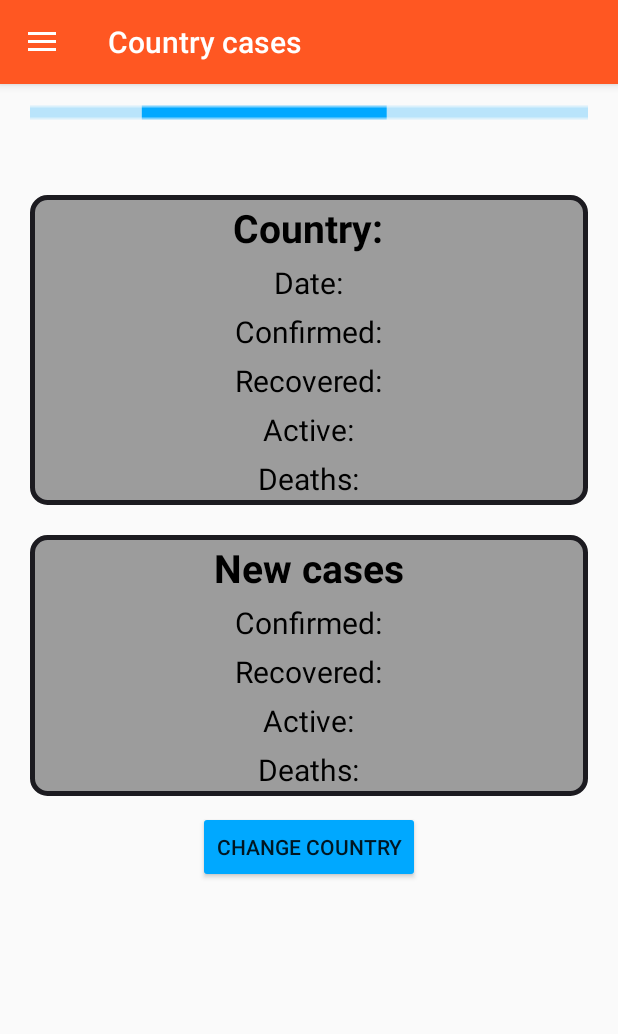
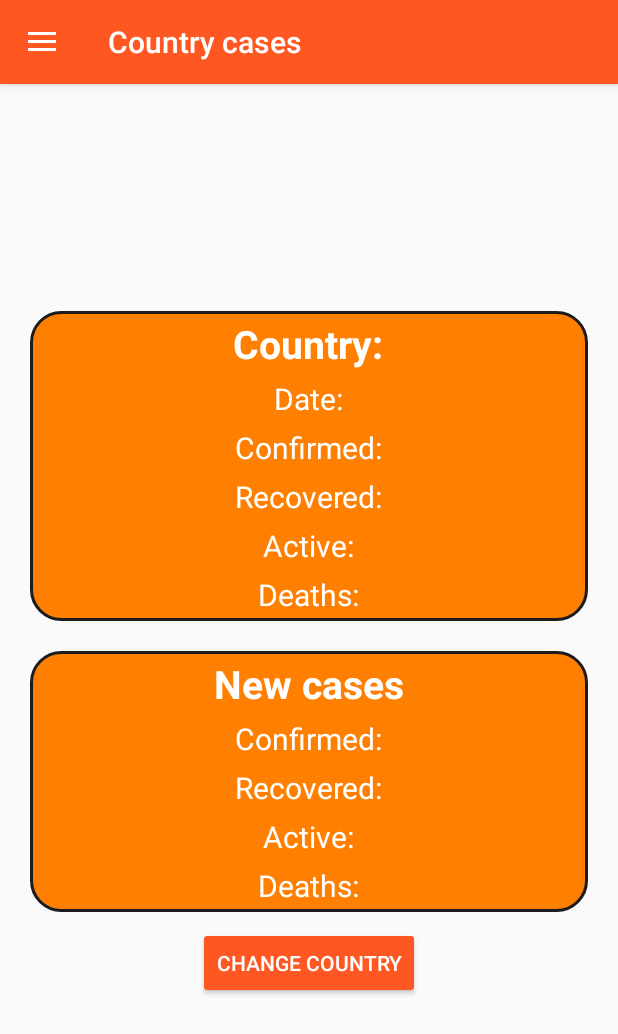
Before and after one commit to SebastianRV26/Info-COVID-App, an Android app: the CasesFragment screen opened directly, with no data from a screen before it, on a phone screen of 412 x 824 dp. Shown: the top 1034 px of the screen. Run offline under Robolectric (Android 15) with nearby library versions, the phone set to English and light mode, and no system bars; our stand-ins replace Picasso; pictures from the network do not load; 1 statement that could not run was skipped.

Commit message:
Last details

```diff
--- a/app/src/main/res/drawable/rounded_corners.xml
+++ b/app/src/main/res/drawable/rounded_corners.xml
@@ -5,12 +5,12 @@
 
     <!-- Color de fondo de la vista -->
     <solid
-        android:color="@color/colorGray" >
+        android:color="@color/colorOrange" >
     </solid>
 
     <!-- Color y ancho del borde del elemento -->
     <stroke
-        android:width="3dp"
+        android:width="2dp"
         android:color="#1c1b20" >
     </stroke>
 
@@ -24,7 +24,6 @@
 
     <!-- Aquí indicamos el radio a aplicar a las esquinas -->
     <corners
-        android:radius="10dp"   >
-    </corners>
+        android:radius="20dp" />
 
 </shape>
--- a/app/src/main/res/layout/fragment_about.xml
+++ b/app/src/main/res/layout/fragment_about.xml
@@ -14,6 +14,7 @@
         android:layout_width="match_parent"
         android:layout_height="wrap_content"
         android:layout_alignParentTop="true"
+        android:layout_marginTop="20dp"
         android:background="@drawable/rounded_corners"
         android:gravity="center_horizontal"
         android:orientation="vertical">
@@ -22,7 +23,7 @@
             android:layout_width="wrap_content"
             android:layout_height="wrap_content"
             android:text="@string/developer_name"
-            android:textColor="@color/colorBlack"
+            android:textColor="@color/colorWhite"
             android:textSize="26sp"
             android:textStyle="bold|italic" />
 
@@ -37,7 +38,7 @@
             android:layout_marginTop="5dp"
             android:gravity="center"
             android:text="@string/dev_info"
-            android:textColor="@color/colorBlack"
+            android:textColor="@color/colorWhite"
             android:textSize="18sp"
             android:textStyle="italic" />
 
@@ -46,7 +47,7 @@
             android:layout_height="wrap_content"
             android:gravity="center"
             android:text="@string/dev_job"
-            android:textColor="@color/colorBlack"
+            android:textColor="@color/colorWhite"
             android:textSize="18sp"
             android:textStyle="italic" />
 
@@ -55,7 +56,7 @@
             android:layout_height="wrap_content"
             android:gravity="center"
             android:text="@string/dev_community"
-            android:textColor="@color/colorBlack"
+            android:textColor="@color/colorWhite"
             android:textSize="18sp"
             android:textStyle="italic" />
 
@@ -77,7 +78,7 @@
             android:layout_height="0dp"
             android:layout_weight="1"
             android:text="@string/education"
-            android:textColor="@color/colorBlack"
+            android:textColor="@color/colorWhite"
             android:textSize="24sp"
             android:textStyle="bold" />
 
@@ -114,7 +115,7 @@
             android:layout_width="wrap_content"
             android:layout_height="wrap_content"
             android:text="@string/contact"
-            android:textColor="@color/colorBlack"
+            android:textColor="@color/colorWhite"
             android:textSize="24sp"
             android:textStyle="bold" />
 
--- a/app/src/main/res/layout/fragment_cases.xml
+++ b/app/src/main/res/layout/fragment_cases.xml
@@ -3,7 +3,8 @@
     xmlns:tools="http://schemas.android.com/tools"
     android:layout_width="match_parent"
     android:layout_height="match_parent"
-    android:gravity="center_horizontal"
+    android:layout_marginTop="50dp"
+    android:gravity="center_horizontal|center_vertical"
     android:orientation="vertical"
     android:padding="20dp"
     tools:context=".views.CasesFragment">
@@ -13,7 +14,6 @@
         style="@style/Widget.AppCompat.ProgressBar.Horizontal"
         android:layout_width="match_parent"
         android:layout_height="10dp"
-        android:layout_marginTop="50dp"
         android:indeterminate="true"
         android:indeterminateBehavior="repeat"
         android:indeterminateTint="@color/colorAccent"
@@ -24,7 +24,6 @@
     <LinearLayout
         android:layout_width="match_parent"
         android:layout_height="wrap_content"
-        android:layout_marginTop="50dp"
         android:background="@drawable/rounded_corners"
         android:gravity="center_horizontal"
         android:orientation="vertical">
@@ -34,7 +33,7 @@
             android:layout_width="wrap_content"
             android:layout_height="wrap_content"
             android:text="@string/country"
-            android:textColor="@color/colorBlack"
+            android:textColor="@color/colorWhite"
             android:textSize="26sp"
             android:textStyle="bold" />
 
@@ -44,7 +43,7 @@
             android:layout_height="wrap_content"
             android:layout_marginTop="5dp"
             android:text="@string/date"
-            android:textColor="@color/colorBlack"
+            android:textColor="@color/colorWhite"
             android:textSize="20sp" />
 
         <TextView
@@ -54,7 +53,7 @@
             android:layout_marginTop="5dp"
             android:layout_marginBottom="5dp"
             android:text="@string/confirmed"
-            android:textColor="@color/colorBlack"
+            android:textColor="@color/colorWhite"
             android:textSize="20sp" />
 
         <TextView
@@ -62,7 +61,7 @@
             android:layout_width="wrap_content"
             android:layout_height="wrap_content"
             android:text="@string/recovered"
-            android:textColor="@color/colorBlack"
+            android:textColor="@color/colorWhite"
             android:textSize="20sp" />
 
         <TextView
@@ -72,7 +71,7 @@
             android:layout_marginTop="5dp"
             android:layout_marginBottom="5dp"
             android:text="@string/active"
-            android:textColor="@color/colorBlack"
+            android:textColor="@color/colorWhite"
             android:textSize="20sp" />
 
         <TextView
@@ -80,7 +79,7 @@
             android:layout_width="wrap_content"
             android:layout_height="wrap_content"
             android:text="@string/deaths"
-            android:textColor="@color/colorBlack"
+            android:textColor="@color/colorWhite"
             android:textSize="20sp" />
     </LinearLayout>
 
@@ -90,15 +89,16 @@
     <LinearLayout
         android:layout_width="match_parent"
         android:layout_height="wrap_content"
+        android:layout_marginTop="20dp"
         android:background="@drawable/rounded_corners"
         android:gravity="center_horizontal"
-        android:layout_marginTop="20dp"
         android:orientation="vertical">
+
         <TextView
             android:layout_width="wrap_content"
             android:layout_height="wrap_content"
             android:text="@string/new_cases"
-        android:textColor="@color/colorBlack"
+            android:textColor="@color/colorWhite"
             android:textSize="26sp"
             android:textStyle="bold" />
 
@@ -109,7 +109,7 @@
             android:layout_marginTop="5dp"
             android:layout_marginBottom="5dp"
             android:text="@string/confirmed"
-        android:textColor="@color/colorBlack"
+            android:textColor="@color/colorWhite"
             android:textSize="20sp" />
 
         <TextView
@@ -117,7 +117,7 @@
             android:layout_width="wrap_content"
             android:layout_height="wrap_content"
             android:text="@string/recovered"
-        android:textColor="@color/colorBlack"
+            android:textColor="@color/colorWhite"
             android:textSize="20sp" />
 
         <TextView
@@ -127,7 +127,7 @@
             android:layout_marginTop="5dp"
             android:layout_marginBottom="5dp"
             android:text="@string/active"
-        android:textColor="@color/colorBlack"
+            android:textColor="@color/colorWhite"
             android:textSize="20sp" />
 
         <TextView
@@ -135,7 +135,7 @@
             android:layout_width="wrap_content"
             android:layout_height="wrap_content"
             android:text="@string/deaths"
-        android:textColor="@color/colorBlack"
+            android:textColor="@color/colorWhite"
             android:textSize="20sp" />
 
     </LinearLayout>
@@ -146,5 +146,6 @@
         android:layout_height="wrap_content"
         android:layout_gravity="center_horizontal"
         android:layout_marginTop="10dp"
-        android:text="@string/change_country" />
+        android:text="@string/change_country"
+        android:textColor="@color/colorWhite" />
 </LinearLayout>
--- a/app/src/main/res/values/colors.xml
+++ b/app/src/main/res/values/colors.xml
@@ -7,4 +7,5 @@
     <color name="colorWhite">#FFFFFF</color>
     <color name="colorBlack">#000000</color>
     <color name="colorGray">#9C9C9C</color>
+    <color name="colorOrange">#FF8000</color>
 </resources>
--- a/app/src/main/res/values/styles.xml
+++ b/app/src/main/res/values/styles.xml
@@ -7,7 +7,7 @@
         <item name="colorPrimaryDark">@color/colorPrimaryDark</item>
         <item name="colorAccent">@color/colorAccent</item>
 
-        <item name="colorButtonNormal">@color/colorAccent</item>
+        <item name="colorButtonNormal">@color/colorPrimary</item>
     </style>
 
     <style name="SplashTheme" parent="Theme.AppCompat.NoActionBar">
```
Lines whose indentation alone changed are shown as unchanged.
